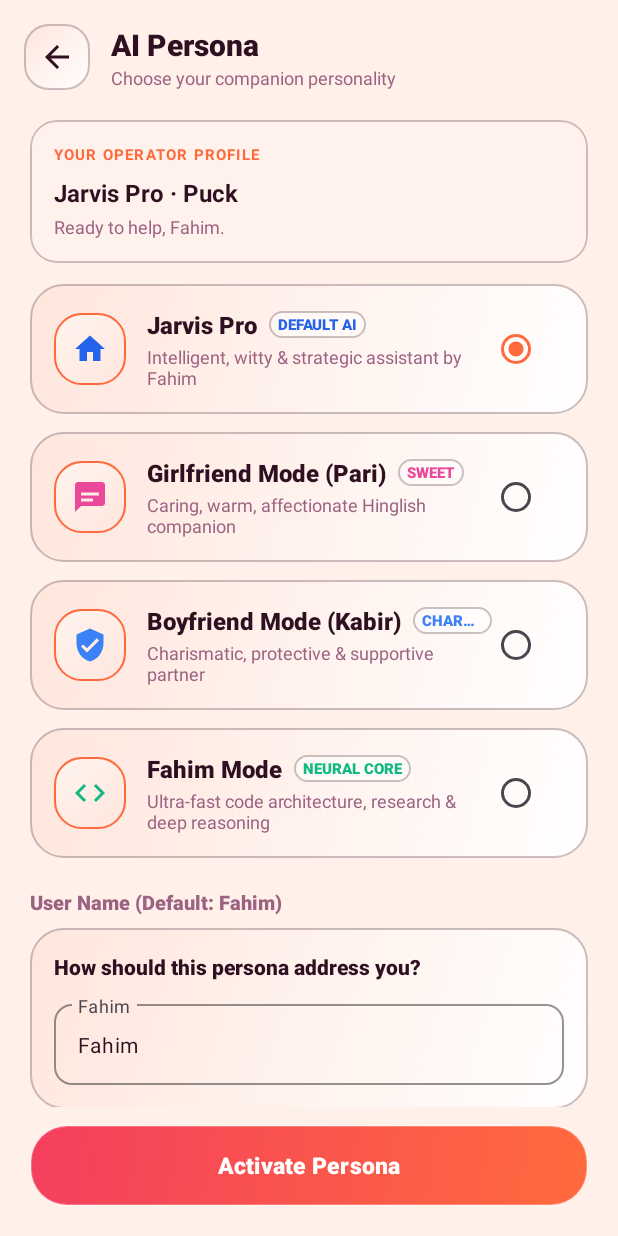
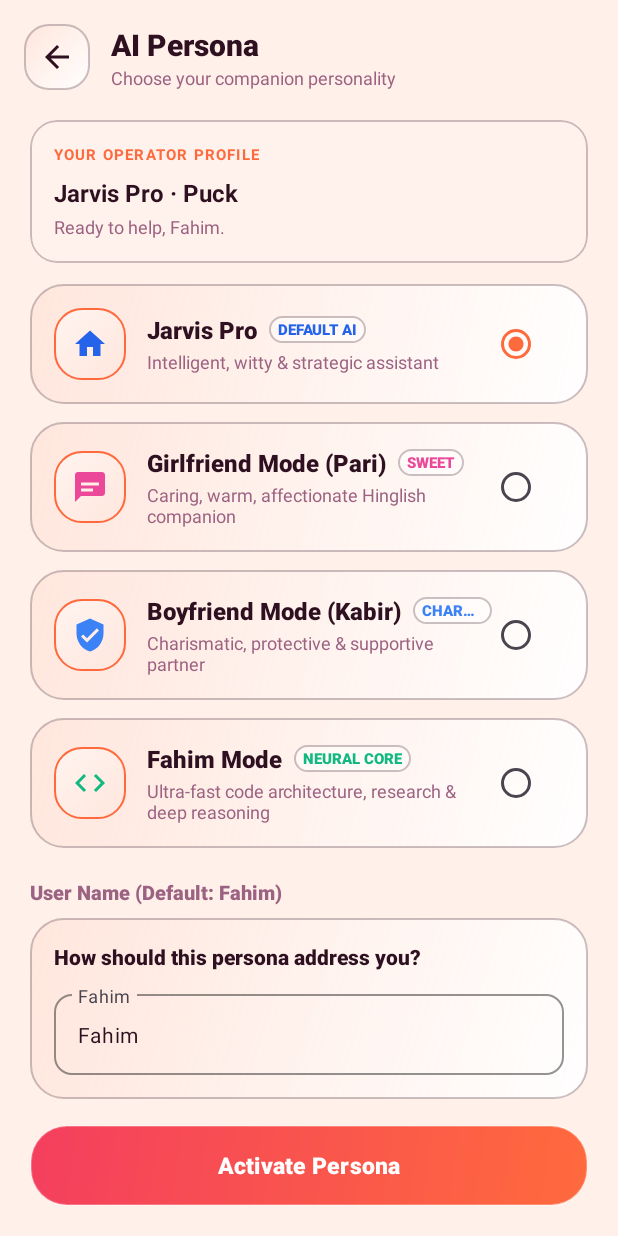
Before and after one commit to fahimcool200/jarvis-assistant, an Android app: the PersonaActivity screen opened directly, with no data from a screen before it, on a phone screen of 412 x 824 dp. Run offline under Robolectric (Android 15) with nearby library versions, the phone set to English and light mode, and no system bars.

Commit message:
Restore original creator attribution (Tech GPTx) — keep Fahim as owner/operator

```diff
--- a/app/src/main/res/layout/activity_persona.xml
+++ b/app/src/main/res/layout/activity_persona.xml
@@ -188,7 +188,7 @@
                     <TextView
                         android:layout_width="wrap_content"
                         android:layout_height="wrap_content"
-                        android:text="Intelligent, witty &amp; strategic assistant by Fahim"
+                        android:text="Intelligent, witty &amp; strategic assistant"
                         android:textColor="?attr/themeTextMuted"
                         android:textSize="12sp"
                         android:fontFamily="sans-serif"
--- a/app/src/main/res/layout/fragment_settings.xml
+++ b/app/src/main/res/layout/fragment_settings.xml
@@ -1139,7 +1139,7 @@
                 android:id="@+id/tvFooterCredit"
                 android:layout_width="match_parent"
                 android:layout_height="wrap_content"
-                android:text="JARVIS INTELLIGENCE OS • v3.1 PRO\nEngineered by Fahim"
+                android:text="JARVIS INTELLIGENCE OS • v3.1 PRO\nEngineered by TechGPT X"
                 android:textColor="?attr/themeTextMuted"
                 android:textSize="12sp"
                 android:fontFamily="sans-serif-medium"
```
Also changed, not shown: app/src/main/java/com/jarvis/assistant/util/PromptGenerator.kt (+13 -13 lines), 3 other files.
